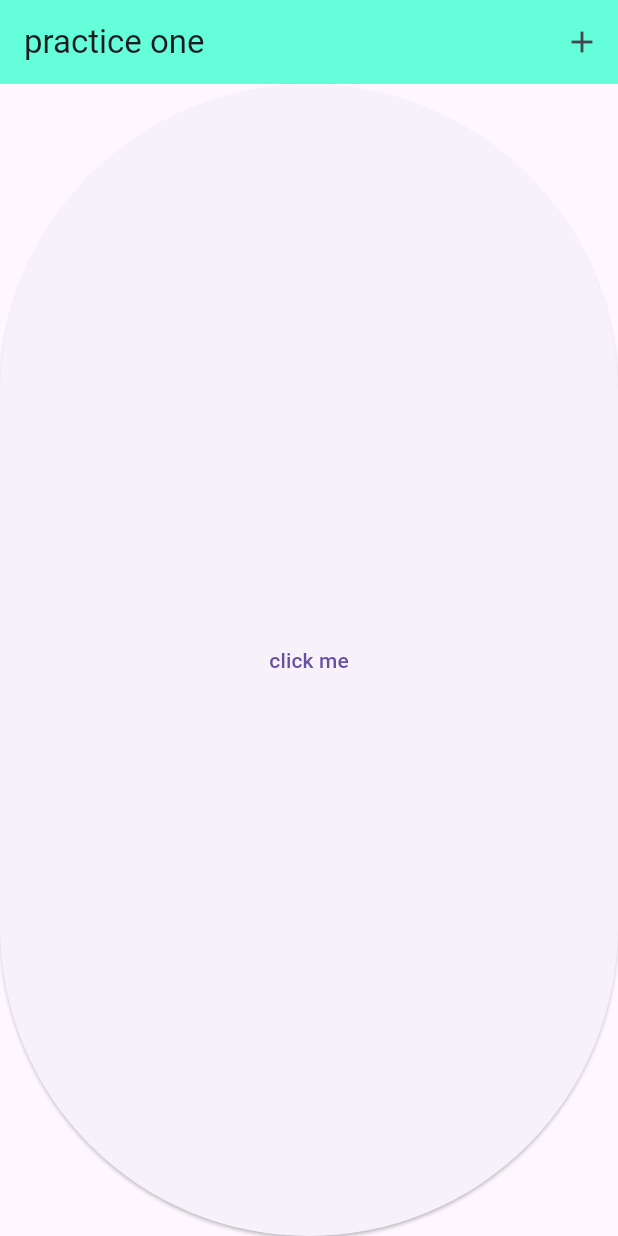
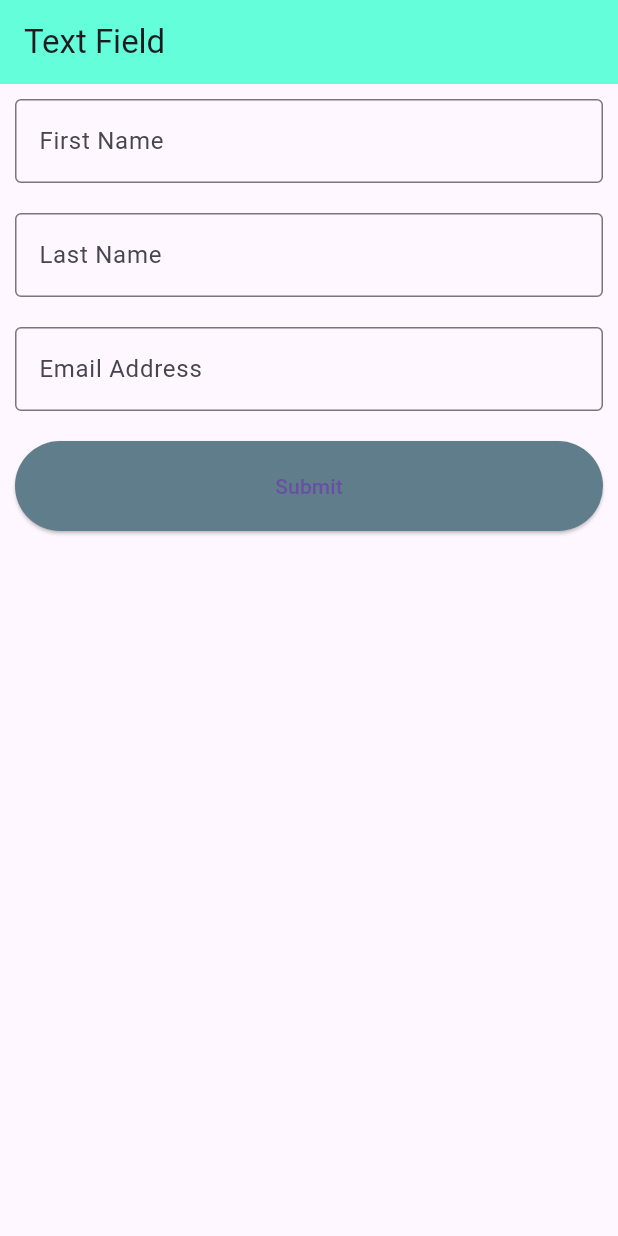
Before and after one commit to pinjor/practice_code, a Flutter app: the screen it shows after launch, on a phone screen of 412 x 824 dp. Run offline on Flutter 3.47's test engine with Material 3 defaults, Android fonts, the light colour scheme and no system bars.

Commit message:
text field with button style variable code

```diff
--- a/lib/home.dart
+++ b/lib/home.dart
@@ -1,67 +1,62 @@
+import 'dart:ui';
+
 import 'package:flutter/cupertino.dart';
 import 'package:flutter/material.dart';
 
 class home extends StatelessWidget {
-  const home({super.key});
+  home({super.key});
 
-  snackbar(BuildContext context, message) {
-    return ScaffoldMessenger.of(context)
-        .showSnackBar(SnackBar(content: Text(message)));
-  }
-
-  alertbox(context) {
-    return showDialog(
-      context: context,
-      builder: (BuildContext context) {
-        return Expanded(
-          child: AlertDialog(
-            title: Text('alert dialog'),
-            titlePadding: EdgeInsets.all(20.0),
-            content: Text('Do you want to delete'),
-            contentPadding: EdgeInsets.all(20.0),
-            actions: [
-              TextButton(
-                onPressed: () {
-                  snackbar(context, 'deletion done');
-                  Navigator.of(context).pop();
-                },
-                child: Text('yes'),
-              ),
-              TextButton(
-                onPressed: () {
-                  Navigator.of(context).pop();
-                },
-                child: Text('No'),
-              )
-            ],
-          ),
-        );
-      },
-    );
-  }
+  ButtonStyle buttonStyle = ElevatedButton.styleFrom(
+    minimumSize: Size(double.infinity, 60),
+    backgroundColor: Colors.blueGrey,
+    //textStyle: TextStyle(color: Colors.white),
+  );
 
   @override
   Widget build(BuildContext context) {
     return Scaffold(
       //backgroundColor: Colors.grey,
       appBar: AppBar(
-        title: Text('practice one'),
+        title: Text('Text Field'),
         backgroundColor: Colors.tealAccent,
-        actions: [
-          IconButton(
-            onPressed: () {
-              snackbar(context, 'addd icon');
-            },
-            icon: Icon(Icons.add),
-          ),
-        ],
       ),
-      body: ElevatedButton(
-        onPressed: () {
-          alertbox(context);
-        },
-        child: Center(
-          child: Text('click me'),
+      body: Padding(
+        padding: const EdgeInsets.all(10.0),
+        child: Column(
+          mainAxisAlignment: MainAxisAlignment.start,
+          children: [
+            TextField(
+              decoration: InputDecoration(
+                label: Text('First Name'),
+                border: OutlineInputBorder(),
+                hintText: 'Enter First Name',
+              ),
+            ),
+            SizedBox(height: 20.0),
+            TextField(
+              decoration: InputDecoration(
+                label: Text('Last Name'),
+                border: OutlineInputBorder(),
+                hintText: 'Enter Last Name',
+              ),
+            ),
+            SizedBox(height: 20.0),
+            TextField(
+              decoration: InputDecoration(
+                label: Text('Email Address'),
+                border: OutlineInputBorder(),
+                hintText: 'Enter Email Address',
+              ),
+            ),
+            SizedBox(height: 20.0),
+            ElevatedButton(
+              onPressed: () {},
+              child: Text(
+                'Submit',
+              ),
+              style: buttonStyle,
+            ),
+          ],
         ),
       ),
     );
```
